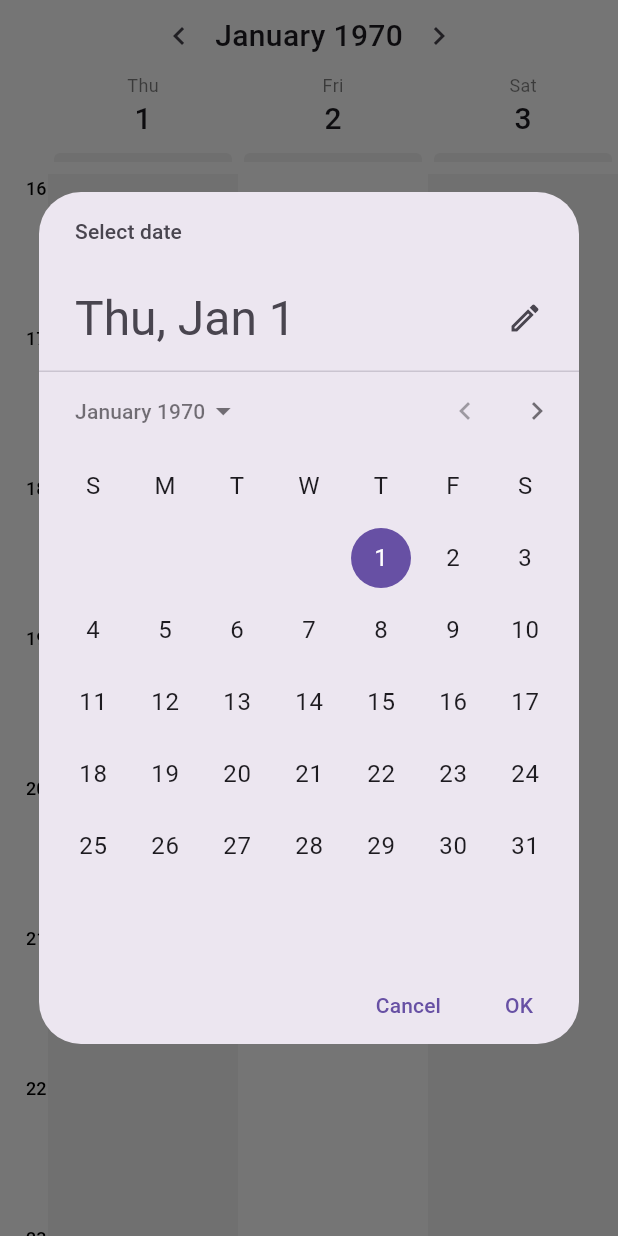
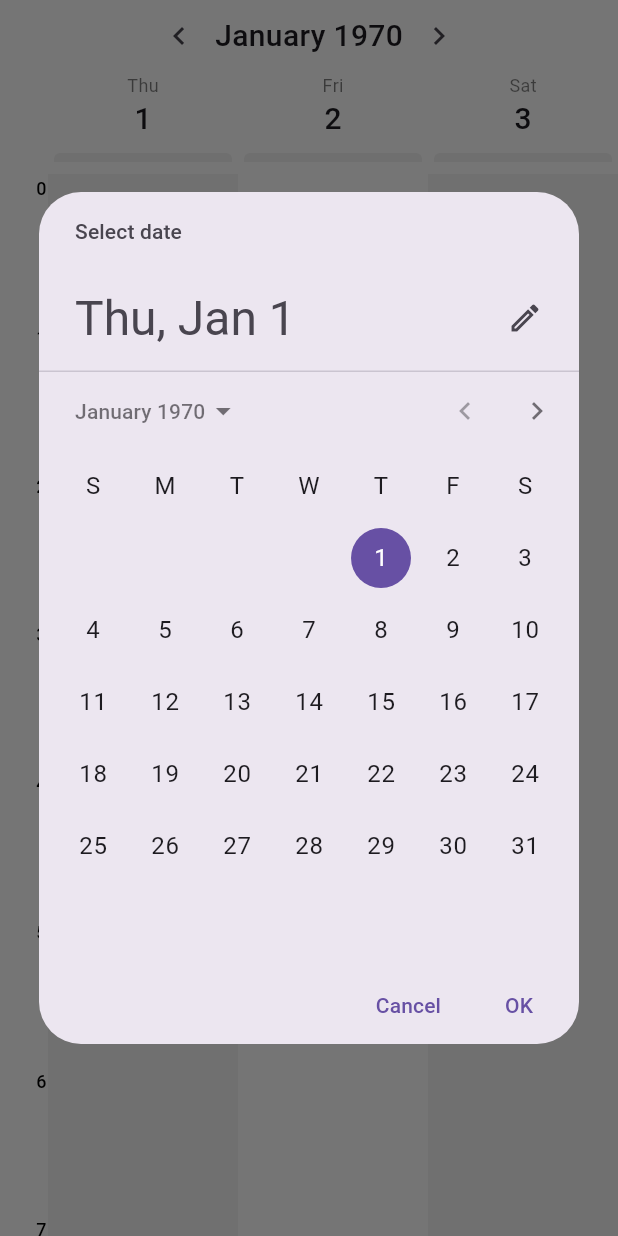
Before and after one commit to Radency/flutter_customizable_calendar, a Flutter app: the WeekViewPage screen opened directly, after a tap on an icon or button, on a phone screen of 412 x 824 dp. Run offline on Flutter 3.47's test engine with Material 3 defaults, Android fonts, the phone set to English and light mode, and no system bars; our stand-ins replace bloc, clock, equatable, flutter_bloc, scrollable_positioned_list.

Commit message:
fix: Ensure Unique key for the week view timeline

```diff
--- a/example/lib/week_view_page/week_view_page.dart
+++ b/example/lib/week_view_page/week_view_page.dart
@@ -59,9 +59,9 @@ class _WeekViewPageState extends State<WeekViewPage> {
                     onEventUpdated: (event) {
                       context.read<EventsWithLabelCubit>().updateEvent(event);
                     },
-                    overrideOnEventLongPress: (details, event) {
-                      print(event);
-                    },
+                    // overrideOnEventLongPress: (details, event) {
+                    //   print(event);
+                    // },
                     weekPickerBuilder: (context, events, range) {
                       return Column(
                         crossAxisAlignment: CrossAxisAlignment.center,
--- a/lib/src/ui/controllers/week_view_controller.dart
+++ b/lib/src/ui/controllers/week_view_controller.dart
@@ -94,19 +94,14 @@ class WeekViewController extends Cubit<WeekViewState> with CalendarController {
 
   @override
   void setPage(int page) {
-    final now = clock.now();
     final focusedDate = initialDate.addWeeks(
       visibleDays,
       page,
     );
-    final isCurrentWeek = focusedDate.isSameWeekAs(visibleDays, now);
-    if (DateUtils.isSameMonth(focusedDate, state.focusedDate)) {
-      return;
-    }
     emit(
       WeekViewCurrentWeekIsSet(
-        focusedDate: isCurrentWeek ? now : focusedDate,
-        reverseAnimation: state.focusedDate.isAfter(now),
+        focusedDate: focusedDate,
+        reverseAnimation: state.focusedDate.isAfter(focusedDate),
       ),
     );
   }
--- a/lib/src/ui/views/week_view/week_view.dart
+++ b/lib/src/ui/views/week_view/week_view.dart
@@ -147,7 +147,17 @@ class _WeekViewState<T extends FloatingCalendarEvent> extends State<WeekView<T>>
   PageController? _weekPickerController;
   var _pointerLocation = Offset.zero;
   var _scrolling = false;
-  ScrollController? _timelineController;
+
+  ScrollController? get _timelineController {
+    final range = widget.controller.state.focusedDate.weekRange(
+      widget.controller.visibleDays,
+    );
+    if (WeekViewKeys.timeline.containsKey(range)) {
+      final widget = WeekViewKeys.timeline[range]!.currentWidget;
+      return (widget as SingleChildScrollView?)?.controller;
+    }
+    return null;
+  }
 
   final StreamController<int> _eventUpdatesStreamController =
       StreamController.broadcast();
@@ -164,9 +174,10 @@ class _WeekViewState<T extends FloatingCalendarEvent> extends State<WeekView<T>>
   DateTimeRange get _initialWeek =>
       _initialDate.weekRange(widget.controller.visibleDays);
 
-  RenderBox? _getTimelineBox(dynamic key) =>
-      WeekViewKeys.timeline[key]?.currentContext?.findRenderObject()
+  RenderBox? _getTimelineBox(DateTimeRange key) {
+    return WeekViewKeys.timeline[key]?.currentContext?.findRenderObject()
         as RenderBox?;
+  }
 
   RenderBox? _getLayoutBox(DateTime dayDate) =>
       WeekViewKeys.layouts[dayDate]?.currentContext?.findRenderObject()
@@ -186,8 +197,11 @@ class _WeekViewState<T extends FloatingCalendarEvent> extends State<WeekView<T>>
         .cast<T>();
   }
 
-  void _stopTimelineScrolling() =>
-      _timelineController?.jumpTo(_timelineController?.offset ?? 0);
+  void _stopTimelineScrolling() {
+    final controller = _timelineController;
+    if (controller?.offset == .0) return;
+    controller?.jumpTo(controller.offset);
+  }
 
   Future<void> _scrollIfNecessary() async {
     final timelineBox = _getTimelineBox(
@@ -198,10 +212,11 @@ class _WeekViewState<T extends FloatingCalendarEvent> extends State<WeekView<T>>
     _scrolling = timelineBox != null;
 
     if (!_scrolling) return; // Scrollable isn't found
-    if (_timelineController == null) return;
+    final controller = _timelineController;
+    if (controller == null) return;
 
     final fingerPosition = timelineBox!.globalToLocal(_pointerLocation);
-    final timelineScrollPosition = _timelineController!.position;
+    final timelineScrollPosition = controller.position;
     var timelineScrollOffset = timelineScrollPosition.pixels;
 
     const detectionArea = 25;
@@ -264,11 +279,14 @@ class _WeekViewState<T extends FloatingCalendarEvent> extends State<WeekView<T>>
   @override
   void initState() {
     super.initState();
+    final initialPage =
+        _displayedWeek.start.difference(_initialWeek.start).inWeeks(
+              widget.controller.visibleDays,
+            );
     _weekPickerController = PageController(
-      initialPage: _displayedWeek.start.difference(_initialWeek.start).inWeeks(
-            widget.controller.visibleDays,
-          ),
+      initialPage: initialPage,
     );
+    widget.controller.setPage(initialPage);
   }
 
   @override
@@ -292,13 +310,15 @@ class _WeekViewState<T extends FloatingCalendarEvent> extends State<WeekView<T>>
               ),
           ]).whenComplete(() {
             // Scroll the timeline just after current week is displayed
+            final controller = _timelineController;
+
             final timelineOffset = min(
               state.focusedDate.hour * _hourExtent,
-              _timelineController?.position.maxScrollExtent ?? 0,
+              controller?.position.maxScrollExtent ?? 0,
             );
 
-            if (timelineOffset != _timelineController?.offset) {
-              _timelineController
+            if (timelineOffset != .0 && timelineOffset != controller?.offset) {
+              controller
                   ?.animateTo(
                 timelineOffset,
                 duration: const Duration(milliseconds: 300),
@@ -330,14 +350,19 @@ class _WeekViewState<T extends FloatingCalendarEvent> extends State<WeekView<T>>
         children: [
           _weekPicker(),
           Expanded(
-            child: DraggableEventOverlay<T>(
+            child: BlocBuilder<WeekViewController, WeekViewState>(
+              bloc: widget.controller,
+              builder: (context, state) {
+                return DraggableEventOverlay<T>(
                   _elevatedEvent,
                   key: _overlayKey,
                   onEventLongPressStart: widget.overrideOnEventLongPress,
                   viewType: CalendarView.week,
                   timelineTheme: widget.timelineTheme,
                   padding: EdgeInsets.only(
-                top: widget.daysRowTheme.height + (widget.divider?.height ?? 0),
+                    top: widget.daysRowTheme.height +
+                        (widget.divider?.height ?? 0),
+                    left: widget.timelineTheme.timeScaleTheme.width,
                   ),
                   eventBuilders: widget.eventBuilders,
                   onDateLongPress: _onDateLongPress,
@@ -349,14 +374,15 @@ class _WeekViewState<T extends FloatingCalendarEvent> extends State<WeekView<T>>
                   onDropped: widget.onDiscardChanges,
                   onChanged: widget.onEventUpdated,
                   getTimelineBox: () => _getTimelineBox(
-                widget.controller.state.focusedDate
-                    .weekRange(widget.controller.visibleDays),
+                    state.focusedDate.weekRange(widget.controller.visibleDays),
                   ),
                   getLayoutBox: _getLayoutBox,
                   getEventBox: _getEventBox,
                   saverConfig: widget.saverConfig ?? SaverConfig.def(),
                   eventUpdatesStreamController: _eventUpdatesStreamController,
                   child: _weekTimeline(),
+                );
+              },
             ),
           ),
         ],
@@ -374,7 +400,6 @@ class _WeekViewState<T extends FloatingCalendarEvent> extends State<WeekView<T>>
   void dispose() {
     _elevatedEvent.dispose();
     _weekPickerController?.dispose();
-    _timelineController?.dispose();
     _eventUpdatesStreamController.close();
     super.dispose();
   }
@@ -440,7 +465,9 @@ class _WeekViewState<T extends FloatingCalendarEvent> extends State<WeekView<T>>
           timelineKey: (days) {
             final timeRange = DateTimeRange(
               start: days.first,
-              end: days.last,
+              end: days.last.add(
+                const Duration(days: 1),
+              ),
             );
             if (!WeekViewKeys.timeline.containsKey(
               timeRange,
--- a/lib/src/ui/views/week_view/week_view_timeline_page.dart
+++ b/lib/src/ui/views/week_view/week_view_timeline_page.dart
@@ -90,18 +90,21 @@ class _WeekViewTimelinePageState<T extends FloatingCalendarEvent>
 
   static DateTime get _now => clock.now();
 
-  double _daysRowsHeight = 0;
-  double _allDayEventsHeight = 0;
-  double _timelineHeight = 0;
+  final GlobalKey _timelineKey = GlobalKey();
+  final GlobalKey _pageViewKey = GlobalKey();
 
-  late final double _initScroll =
-      widget.controller.timelineOffset ?? _focusedDate.hour * _hourExtent;
+  double _height = 0;
 
   @override
   void initState() {
     _timelineController = ScrollController(
-      initialScrollOffset: _initScroll,
+      initialScrollOffset:
+          widget.controller.timelineOffset ?? _focusedDate.hour * _hourExtent,
     );
+
+    _timelineController.addListener(() {
+      widget.controller.timelineOffset = _timelineController.offset;
+    });
     super.initState();
   }
 
@@ -114,31 +117,31 @@ class _WeekViewTimelinePageState<T extends FloatingCalendarEvent>
   @override
   Widget build(BuildContext context) {
     final timeScaleWidth = widget.theme.timeScaleTheme.width;
+    final weekDays = widget.controller.state.focusedDate
+        .weekRange(
+          widget.controller.visibleDays,
+        )
+        .days;
     return Row(
+      crossAxisAlignment: CrossAxisAlignment.end,
       children: [
-        AnimatedContainer(
-          duration: const Duration(milliseconds: 300),
-          padding: EdgeInsets.only(
-            top: _daysRowsHeight + _allDayEventsHeight,
-          ),
-          child: BlocBuilder<WeekViewController, WeekViewState>(
-            bloc: widget.controller,
-            builder: (context, state) {
-              final weekDays = state.focusedDate
-                  .weekRange(widget.controller.visibleDays)
-                  .days;
-
-              return SingleChildScrollView(
+        NotificationListener(
+          onNotification: (notification) {
+            return true;
+          },
+          child: SizedBox(
+            height: _height,
+            child: SingleChildScrollView(
+              key: _timelineKey,
               controller: _timelineController,
               physics: const NeverScrollableScrollPhysics(),
-                child: WidgetSize(
-                  onChange: (size) {
-                    if (size == null) return;
-                    setState(() {
-                      _timelineHeight = size.height;
-                    });
-                  },
-                  child: IntrinsicHeight(
+              child: ConstrainedBox(
+                constraints: BoxConstraints(
+                  minWidth: timeScaleWidth,
+                  maxWidth: timeScaleWidth,
+                  minHeight: 2400,
+                  maxHeight: 2400,
+                ),
                 child: Container(
                   padding: EdgeInsets.only(
                     top: widget.theme.padding.top,
@@ -155,12 +158,11 @@ class _WeekViewTimelinePageState<T extends FloatingCalendarEvent>
                 ),
               ),
             ),
-              );
-            },
           ),
         ),
         Expanded(
           child: PageView.builder(
+            key: _pageViewKey,
             controller: widget.weekPickerController,
             physics: widget.pageViewPhysics,
             onPageChanged: (index) {
@@ -188,25 +190,10 @@ class _WeekViewTimelinePageState<T extends FloatingCalendarEvent>
       child: Column(
         crossAxisAlignment: CrossAxisAlignment.start,
         children: [
-          WidgetSize(
-            onChange: (size) {
-              if (size == null) return;
-              setState(() {
-                _allDayEventsHeight = size.height;
-              });
-            },
-            child: _daysRow(
+          _daysRow(
             weekDays,
           ),
-          ),
-          WidgetSize(
-            onChange: (size) {
-              if (size == null) return;
-              setState(() {
-                _daysRowsHeight = size.height;
-              });
-            },
-            child: AllDaysEventsList(
+          AllDaysEventsList(
             eventKeys: widget.eventKeys,
             width: widget.constraints.maxWidth,
             theme: widget.allDayEventsTheme,
@@ -231,9 +218,16 @@ class _WeekViewTimelinePageState<T extends FloatingCalendarEvent>
             showMoreBuilder: widget.allDayEventsShowMoreBuilder,
             view: CalendarView.week,
           ),
-          ),
           widget.divider ?? const SizedBox.shrink(),
-          Expanded(
+          WidgetSize(
+            onChange: (size) {
+              if (size == null || size.height == _height) return;
+
+              setState(() {
+                _height = size.height;
+              });
+            },
+            child: Expanded(
               child: Stack(
                 fit: StackFit.expand,
                 children: [
@@ -243,16 +237,18 @@ class _WeekViewTimelinePageState<T extends FloatingCalendarEvent>
                   WeekViewTimelineWidget(
                     days: weekDays,
                     scrollTo: (offset) {
+                      if (offset == .0) return;
                       _timelineController.jumpTo(offset);
                     },
-                  initialScrollOffset: _timelineController.offset,
-                  height: _timelineHeight,
+                    initialScrollOffset: widget.controller.timelineOffset ??
+                        _timelineController.offset,
                     controller: widget.controller,
                     timelineKey: widget.timelineKey(weekDays),
                     theme: widget.theme,
                     buildChild: _singleDayView,
                   ),
                 ],
+              ),
             ),
           ),
         ],
--- a/lib/src/ui/views/week_view/week_view_timeline_widget.dart
+++ b/lib/src/ui/views/week_view/week_view_timeline_widget.dart
@@ -10,7 +10,6 @@ class WeekViewTimelineWidget extends StatefulWidget {
     required this.controller,
     required this.timelineKey,
     required this.theme,
-    required this.height,
     required this.days,
     required this.initialScrollOffset,
     required this.buildChild,
@@ -23,7 +22,6 @@ class WeekViewTimelineWidget extends StatefulWidget {
   final GlobalKey timelineKey;
   final TimelineTheme theme;
   final WeekViewController controller;
-  final double height;
   final Widget Function(DateTime dayTime) buildChild;
 
   @override
@@ -31,24 +29,16 @@ class WeekViewTimelineWidget extends StatefulWidget {
 }
 
 class _WeekViewTimelineWidgetState extends State<WeekViewTimelineWidget> {
-  late final ScrollController _timelineController;
-
-  bool _initialized = false;
+  late final ScrollController _scrollController;
 
   @override
   void initState() {
-
-    _timelineController = ScrollController(
+    _scrollController = ScrollController(
       initialScrollOffset: widget.initialScrollOffset,
     );
 
-    _timelineController.addListener(() {
-      if (!_initialized) {
-        _timelineController.jumpTo(widget.initialScrollOffset);
-        _initialized = true;
-      } else {
-        widget.scrollTo(_timelineController.offset);
-      }
+    _scrollController.addListener(() {
+      widget.scrollTo(_scrollController.offset);
     });
 
     super.initState();
@@ -56,7 +46,7 @@ class _WeekViewTimelineWidgetState extends State<WeekViewTimelineWidget> {
 
   @override
   void dispose() {
-    _timelineController.dispose();
+    _scrollController.dispose();
     super.dispose();
   }
 
@@ -64,9 +54,10 @@ class _WeekViewTimelineWidgetState extends State<WeekViewTimelineWidget> {
   Widget build(BuildContext context) {
     return SingleChildScrollView(
       key: widget.timelineKey,
-      controller: _timelineController,
-      child: SizedBox(
-        height: widget.height,
+      controller: _scrollController,
+      child: Container(
+        color: Colors.transparent,
+        height: 2400,
         child: Row(
           children: [
             ...widget.days.map(widget.buildChild),
```
Lines whose indentation alone changed are shown as unchanged.
